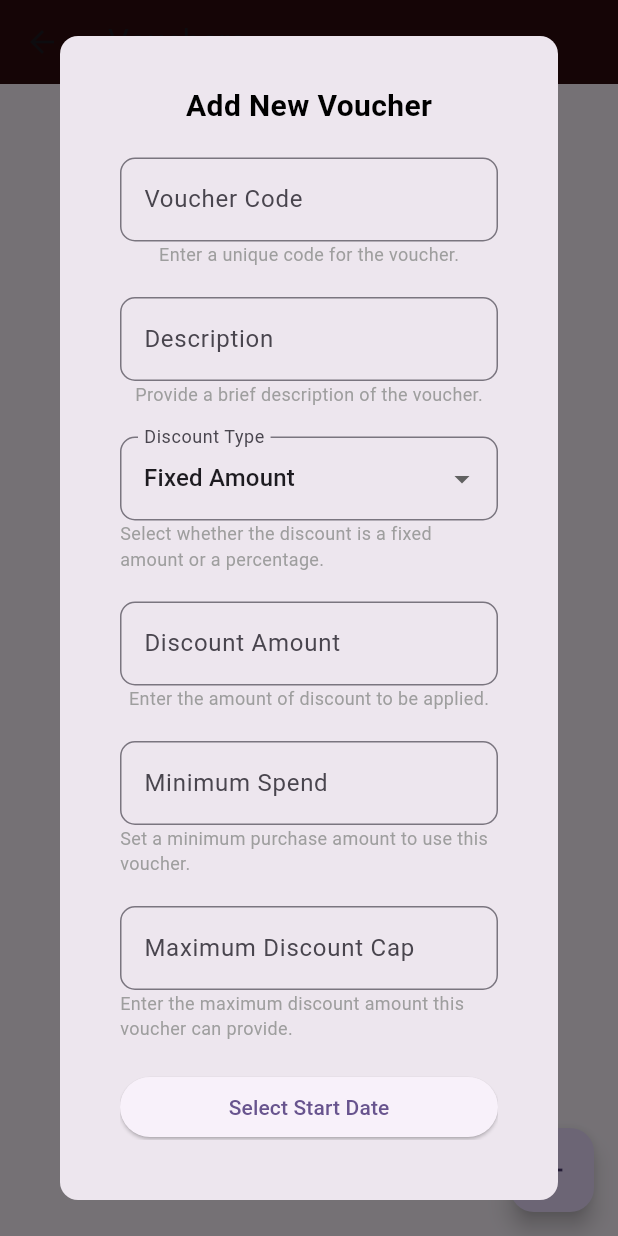
After one commit to ivanlelis/itsa_v3, a Flutter app: the Vouchers screen opened directly, after a tap on the "add" icon, on a phone screen of 412 x 824 dp. The commit adds this screen. Run offline on Flutter 3.47's test engine with Material 3 defaults, Android fonts, the phone set to English and light mode, and no system bars; our stand-ins replace cloud_firestore, firebase_auth, firebase_core, firebase_storage, image_picker; accounts and stored records are empty; network calls fail; project files that could hold a hidden picture were left out.

Commit message:
create/add vouchers done
create/add vouchers done

```diff
--- /dev/null
+++ b/itsa_food_app/lib/admin_pages/create_vouchers.dart
@@ -0,0 +1,360 @@
+import 'package:flutter/material.dart';
+import 'package:flutter/services.dart';
+import 'package:cloud_firestore/cloud_firestore.dart';
+import 'package:intl/intl.dart';
+
+class Vouchers extends StatefulWidget {
+  const Vouchers({super.key});
+
+  @override
+  _VouchersState createState() => _VouchersState();
+}
+
+class _VouchersState extends State<Vouchers> {
+  final _formKey = GlobalKey<FormState>();
+  final TextEditingController _voucherCodeController = TextEditingController();
+  final TextEditingController _descriptionController = TextEditingController();
+  final TextEditingController _discountAmountController =
+      TextEditingController();
+  final TextEditingController _minimumSpendController = TextEditingController();
+  final TextEditingController _maxDiscountController = TextEditingController();
+  final TextEditingController _startDateController = TextEditingController();
+  final TextEditingController _expirationDateController =
+      TextEditingController();
+  final TextEditingController _usageLimitController = TextEditingController();
+  final TextEditingController _overallLimitController = TextEditingController();
+
+  String _discountType = 'Fixed Amount';
+
+  Future<void> _createVoucher() async {
+    if (_formKey.currentState!.validate()) {
+      String voucherCode = _voucherCodeController.text;
+      String description = _descriptionController.text;
+      double discountAmount =
+          double.tryParse(_discountAmountController.text) ?? 0;
+      double minimumSpend = double.tryParse(_minimumSpendController.text) ?? 0;
+      double maxDiscountCap = double.tryParse(_maxDiscountController.text) ?? 0;
+      int usageLimit = int.tryParse(_usageLimitController.text) ?? 0;
+      int overallLimit = int.tryParse(_overallLimitController.text) ?? 0;
+
+      // Read dates from the uneditable fields
+      DateTime startDate = _parseDate(_startDateController.text);
+      DateTime expirationDate = _parseDate(_expirationDateController.text);
+
+      CollectionReference vouchers = FirebaseFirestore.instance
+          .collection('voucher'); // Updated to 'voucher'
+
+      await vouchers.doc(voucherCode).set({
+        // Use set() to create a document with the voucherCode
+        'voucherCode': voucherCode,
+        'description': description,
+        'discountType': _discountType,
+        'discountAmt': discountAmount,
+        'minSpend': minimumSpend,
+        'maxCap': maxDiscountCap,
+        'startDate': startDate,
+        'expDate': expirationDate,
+        'userLimit': usageLimit,
+        'usageLimit': overallLimit,
+      });
+
+      // Clear controllers
+      _voucherCodeController.clear();
+      _descriptionController.clear();
+      _discountAmountController.clear();
+      _minimumSpendController.clear();
+      _maxDiscountController.clear();
+      _startDateController.clear();
+      _expirationDateController.clear();
+      _usageLimitController.clear();
+      _overallLimitController.clear();
+
+      Navigator.pop(context);
+      ScaffoldMessenger.of(context).showSnackBar(
+        SnackBar(content: Text('Voucher created successfully!')),
+      );
+    }
+  }
+
+  DateTime _parseDate(String date) {
+    // Convert date from mm-dd-yyyy to DateTime
+    final parts = date.split('-');
+    if (parts.length == 3) {
+      return DateTime(
+          int.parse(parts[2]), int.parse(parts[0]), int.parse(parts[1]));
+    }
+    throw FormatException('Invalid date format');
+  }
+
+  void _showAddVoucherModal() {
+    showDialog(
+      context: context,
+      builder: (BuildContext context) {
+        return AlertDialog(
+          shape: RoundedRectangleBorder(
+            borderRadius: BorderRadius.circular(12),
+          ),
+          content: Container(
+            padding: const EdgeInsets.all(16.0),
+            decoration: BoxDecoration(
+              borderRadius: BorderRadius.circular(12),
+            ),
+            child: Form(
+              key: _formKey,
+              child: SingleChildScrollView(
+                child: Column(
+                  mainAxisSize: MainAxisSize.min,
+                  children: [
+                    Text(
+                      'Add New Voucher',
+                      style: TextStyle(
+                        fontSize: 20,
+                        fontWeight: FontWeight.bold,
+                        color: Colors.black,
+                      ),
+                    ),
+                    SizedBox(height: 20),
+                    _buildTextField(_voucherCodeController, 'Voucher Code',
+                        'Please enter a voucher code'),
+                    Text('Enter a unique code for the voucher.',
+                        style: TextStyle(fontSize: 12, color: Colors.grey)),
+                    SizedBox(height: 20),
+                    _buildTextField(
+                        _descriptionController, 'Description', null),
+                    Text('Provide a brief description of the voucher.',
+                        style: TextStyle(fontSize: 12, color: Colors.grey)),
+                    SizedBox(height: 20),
+                    _buildDropdownField(
+                        'Discount Type',
+                        ['Fixed Amount', 'Percentage'],
+                        _discountType, (newValue) {
+                      setState(() {
+                        _discountType = newValue!;
+                      });
+                    }),
+                    Text(
+                        'Select whether the discount is a fixed amount or a percentage.',
+                        style: TextStyle(fontSize: 12, color: Colors.grey)),
+                    SizedBox(height: 20),
+                    _buildTextField(
+                        _discountAmountController,
+                        'Discount Amount',
+                        'Please enter a discount amount',
+                        true),
+                    Text('Enter the amount of discount to be applied.',
+                        style: TextStyle(fontSize: 12, color: Colors.grey)),
+                    SizedBox(height: 20),
+                    _buildTextField(
+                        _minimumSpendController, 'Minimum Spend', null, true),
+                    Text('Set a minimum purchase amount to use this voucher.',
+                        style: TextStyle(fontSize: 12, color: Colors.grey)),
+                    SizedBox(height: 20),
+                    _buildTextField(_maxDiscountController,
+                        'Maximum Discount Cap', null, true),
+                    Text(
+                        'Enter the maximum discount amount this voucher can provide.',
+                        style: TextStyle(fontSize: 12, color: Colors.grey)),
+                    SizedBox(height: 20),
+                    // Start Date Button
+                    Container(
+                      width: double
+                          .infinity, // Set to match the width of text fields
+                      child: ElevatedButton(
+                        onPressed: () => _selectStartDate(context),
+                        child: Text(
+                          _startDateController.text.isEmpty
+                              ? 'Select Start Date'
+                              : 'Change Start Date', // Change button text after selection
+                        ),
+                      ),
+                    ),
+                    Text('Specify when the voucher becomes valid.',
+                        style: TextStyle(fontSize: 12, color: Colors.grey)),
+                    SizedBox(height: 10),
+                    // Uneditable Start Date Field
+                    _buildTextField(_startDateController, 'Selected Start Date',
+                        null, false), // Uneditable text field
+                    SizedBox(height: 20),
+                    // Expiration Date Button
+                    Container(
+                      width: double
+                          .infinity, // Set to match the width of text fields
+                      child: ElevatedButton(
+                        onPressed: () => _selectExpirationDate(context),
+                        child: Text(
+                          _expirationDateController.text.isEmpty
+                              ? 'Select Expiration Date'
+                              : 'Change Expiration Date', // Change button text after selection
+                        ),
+                      ),
+                    ),
+                    Text('Specify when the voucher will no longer be valid.',
+                        style: TextStyle(fontSize: 12, color: Colors.grey)),
+                    SizedBox(height: 10),
+                    // Uneditable Expiration Date Field
+                    _buildTextField(
+                        _expirationDateController,
+                        'Selected Expiration Date',
+                        null,
+                        false), // Uneditable text field
+                    SizedBox(height: 20),
+                    _buildTextField(_usageLimitController,
+                        'Usage Limit Per User', null, true),
+                    Text('Set how many times each user can use this voucher.',
+                        style: TextStyle(fontSize: 12, color: Colors.grey)),
+                    SizedBox(height: 20),
+                    _buildTextField(_overallLimitController,
+                        'Overall Usage Limit', null, true),
+                    Text(
+                        'Set the total number of times this voucher can be used.',
+                        style: TextStyle(fontSize: 12, color: Colors.grey)),
+                    SizedBox(height: 20),
+                    ElevatedButton(
+                      onPressed: _createVoucher,
+                      style: ElevatedButton.styleFrom(
+                        backgroundColor: Colors.brown,
+                        shape: RoundedRectangleBorder(
+                          borderRadius: BorderRadius.circular(10),
+                        ),
+                        padding: EdgeInsets.symmetric(vertical: 12),
+                      ),
+                      child: Text(
+                        'Create Voucher',
+                        style: TextStyle(color: Colors.white),
+                      ),
+                    ),
+                  ],
+                ),
+              ),
+            ),
+          ),
+        );
+      },
+    );
+  }
+
+  Future<void> _selectStartDate(BuildContext context) async {
+    DateTime? pickedDate = await showDatePicker(
+      context: context,
+      initialDate: DateTime.now(),
+      firstDate: DateTime(2000),
+      lastDate: DateTime(2101),
+    );
+
+    if (pickedDate != null) {
+      setState(() {
+        _startDateController.text = DateFormat('MM-dd-yyyy').format(pickedDate);
+      });
+    }
+  }
+
+  Future<void> _selectExpirationDate(BuildContext context) async {
+    DateTime? pickedDate = await showDatePicker(
+      context: context,
+      initialDate: DateTime.now(),
+      firstDate: DateTime.now(),
+      lastDate: DateTime(2101),
+    );
+
+    if (pickedDate != null) {
+      setState(() {
+        _expirationDateController.text =
+            DateFormat('MM-dd-yyyy').format(pickedDate);
+      });
+    }
+  }
+
+  Widget _buildTextField(
+      TextEditingController controller, String label, String? validatorMessage,
+      [bool isNumeric = false, bool isRequired = true]) {
+    return TextFormField(
+      controller: controller,
+      decoration: InputDecoration(
+        labelText: label,
+        border: OutlineInputBorder(
+          borderRadius: BorderRadius.circular(10),
+        ),
+      ),
+      keyboardType: isNumeric ? TextInputType.number : TextInputType.text,
+      inputFormatters: isNumeric
+          ? [FilteringTextInputFormatter.allow(RegExp(r'^\d*\.?\d{0,2}'))]
+          : null,
+      validator: (value) {
+        if (isRequired && (value == null || value.isEmpty)) {
+          return validatorMessage ?? 'This field is required';
+        }
+        if (isNumeric && value != null && double.tryParse(value) == null) {
+          return 'Please enter a valid number';
+        }
+        return null;
+      },
+    );
+  }
+
+  Widget _buildDropdownField(String label, List<String> items,
+      String currentValue, ValueChanged<String?> onChanged) {
+    return DropdownButtonFormField<String>(
+      decoration: InputDecoration(
+        labelText: label,
+        border: OutlineInputBorder(
+          borderRadius: BorderRadius.circular(10),
+        ),
+      ),
+      value: currentValue,
+      items: items
+          .map((item) => DropdownMenuItem(value: item, child: Text(item)))
+          .toList(),
+      onChanged: onChanged,
+    );
+  }
+
+  @override
+  Widget build(BuildContext context) {
+    return Scaffold(
+      appBar: AppBar(
+        title: Text('Vouchers'),
+        backgroundColor: Color(0xFF2E0B0D),
+        elevation: 0,
+      ),
+      body: StreamBuilder(
+        stream: FirebaseFirestore.instance
+            .collection('voucher')
+            .snapshots(), // Updated to 'voucher'
+        builder: (context, AsyncSnapshot<QuerySnapshot> snapshot) {
+          if (snapshot.connectionState == ConnectionState.waiting) {
+            return Center(child: CircularProgressIndicator());
+          }
+
+          if (!snapshot.hasData || snapshot.data!.docs.isEmpty) {
+            return Center(child: Text('No vouchers available.'));
+          }
+
+          return ListView.builder(
+            itemCount: snapshot.data!.docs.length,
+            itemBuilder: (context, index) {
+              final voucher = snapshot.data!.docs[index];
+              return ListTile(
+                title: Text(voucher['voucherCode']),
+                subtitle: Text(voucher['description']),
+                trailing: IconButton(
+                  icon: Icon(Icons.delete),
+                  onPressed: () {
+                    // Delete voucher logic
+                    FirebaseFirestore.instance
+                        .collection('voucher')
+                        .doc(voucher.id)
+                        .delete();
+                  },
+                ),
+              );
+            },
+          );
+        },
+      ),
+      floatingActionButton: FloatingActionButton(
+        onPressed: _showAddVoucherModal,
+        child: Icon(Icons.add),
+      ),
+    );
+  }
+}
--- a/itsa_food_app/lib/customer_pages/product_view.dart
+++ b/itsa_food_app/lib/customer_pages/product_view.dart
@@ -38,7 +38,7 @@ class ProductView extends StatefulWidget {
 
 class _ProductViewState extends State<ProductView> {
   int _selectedQuantityIndex = 0;
-  int _quantity = 1;
+  final int _quantity = 1;
   double _totalPrice = 0.0;
   bool _takoyakiSauce = false;
   bool _bonitoFlakes = false;
--- a/itsa_food_app/lib/widgets/admin_sidebar.dart
+++ b/itsa_food_app/lib/widgets/admin_sidebar.dart
@@ -1,6 +1,7 @@
 import 'package:flutter/material.dart';
 import 'package:itsa_food_app/home/home.dart';
 import 'package:firebase_auth/firebase_auth.dart';
+import 'package:itsa_food_app/admin_pages/create_vouchers.dart';
 
 class AdminSidebar extends StatelessWidget {
   final VoidCallback onLogout; // Callback for logout action
@@ -37,10 +38,14 @@ class AdminSidebar extends StatelessWidget {
             ),
           ),
           ListTile(
-            leading: const Icon(Icons.dashboard),
-            title: const Text('Dashboard'),
+            leading: const Icon(Icons.discount),
+            title: const Text('Create Vouchers'),
             onTap: () {
-              // Navigate to Dashboard
+              // Navigate to CreateVouchers screen
+              Navigator.push(
+                context,
+                MaterialPageRoute(builder: (context) => Vouchers()),
+              );
             },
           ),
           ListTile(
--- a/itsa_food_app/pubspec.yaml
+++ b/itsa_food_app/pubspec.yaml
@@ -36,6 +36,7 @@ dependencies:
   provider: ^6.1.2
   image_picker: ^1.1.2
   firebase_storage: ^12.3.3
+  intl: ^0.19.0
 
   # The following adds the Cupertino Icons font to your application.
   # Use with the CupertinoIcons class for iOS style icons.
```
Also changed, not shown: itsa_food_app/lib/customer_pages/main_cart.dart (+62 -16 lines), itsa_food_app/pubspec.lock.
